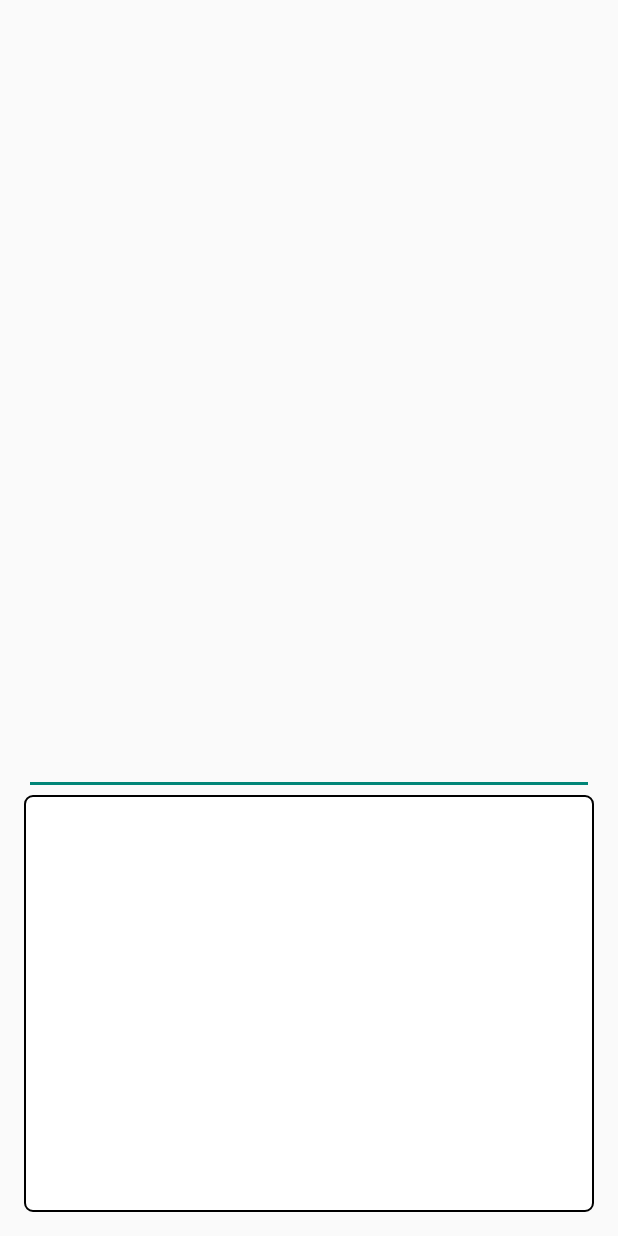
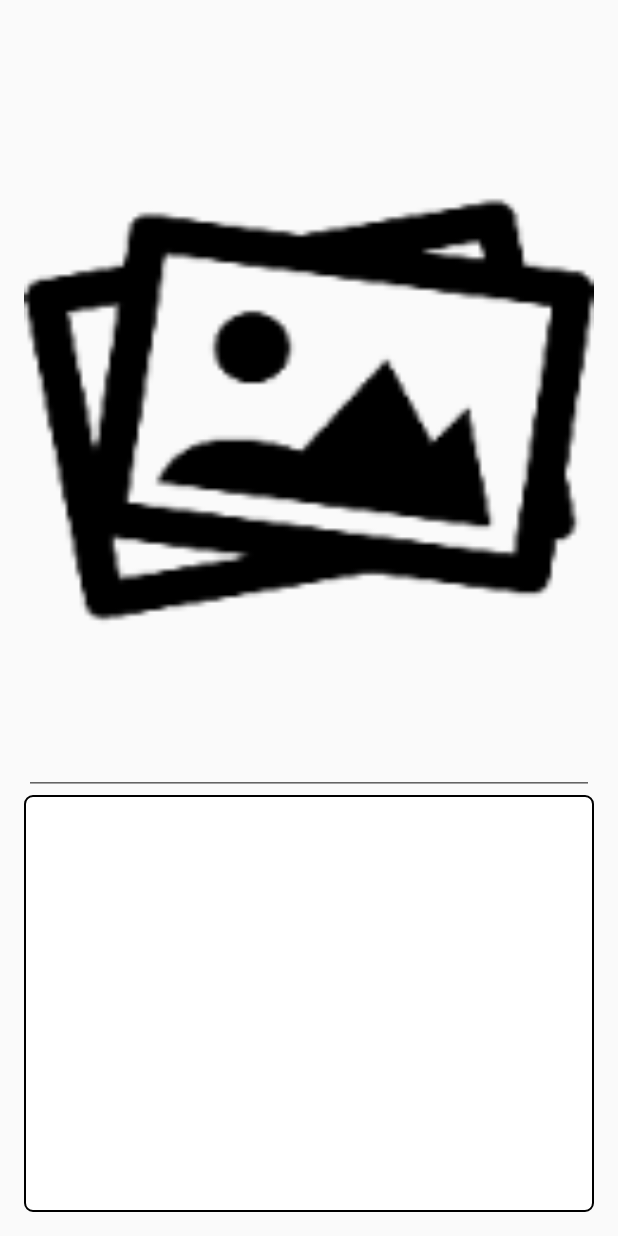
Before and after one commit to JunJahyun/MiBoard, an Android app: the ModifyActivity screen opened directly, with no data from a screen before it, on a phone screen of 412 x 824 dp. Run offline under Robolectric (Android 15) with nearby library versions, the phone set to English and light mode, and no system bars.

Commit message:
layout_default imageView에 background image 추가

```diff
--- a/MiBoard/app/src/main/res/layout/layout_default.xml
+++ b/MiBoard/app/src/main/res/layout/layout_default.xml
@@ -6,6 +6,8 @@
     <LinearLayout
         android:layout_width="match_parent"
         android:layout_height="match_parent"
+        android:focusable="true"
+        android:focusableInTouchMode="true"
         android:orientation="vertical"
         android:weightSum="20">
 
@@ -36,7 +38,9 @@
             android:id="@+id/imageView_photo"
             android:layout_width="match_parent"
             android:layout_height="0dp"
-            android:layout_weight="9" />
+            android:layout_weight="9"
+            android:background="@mipmap/img_photo_default"
+            android:scaleType="centerInside"/>
 
         <EditText
             android:id="@+id/editText_title"
```
Also changed, not shown: MiBoard/app/src/main/res/mipmap-xxxhdpi/img_photo_default.jpg (added).
